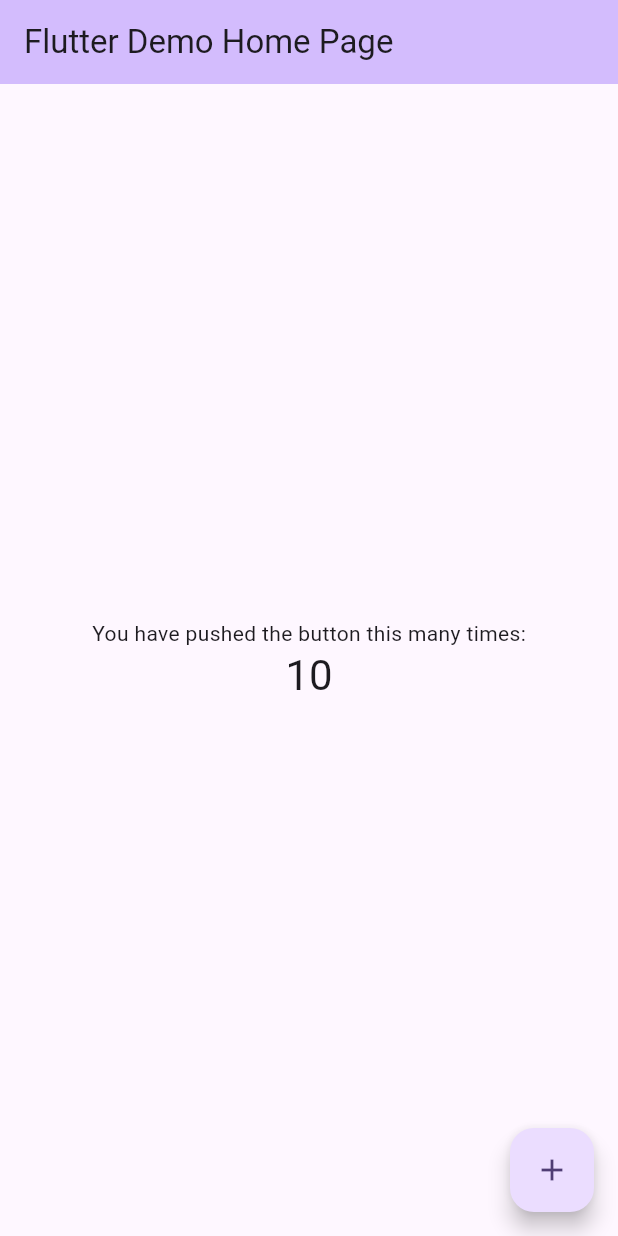
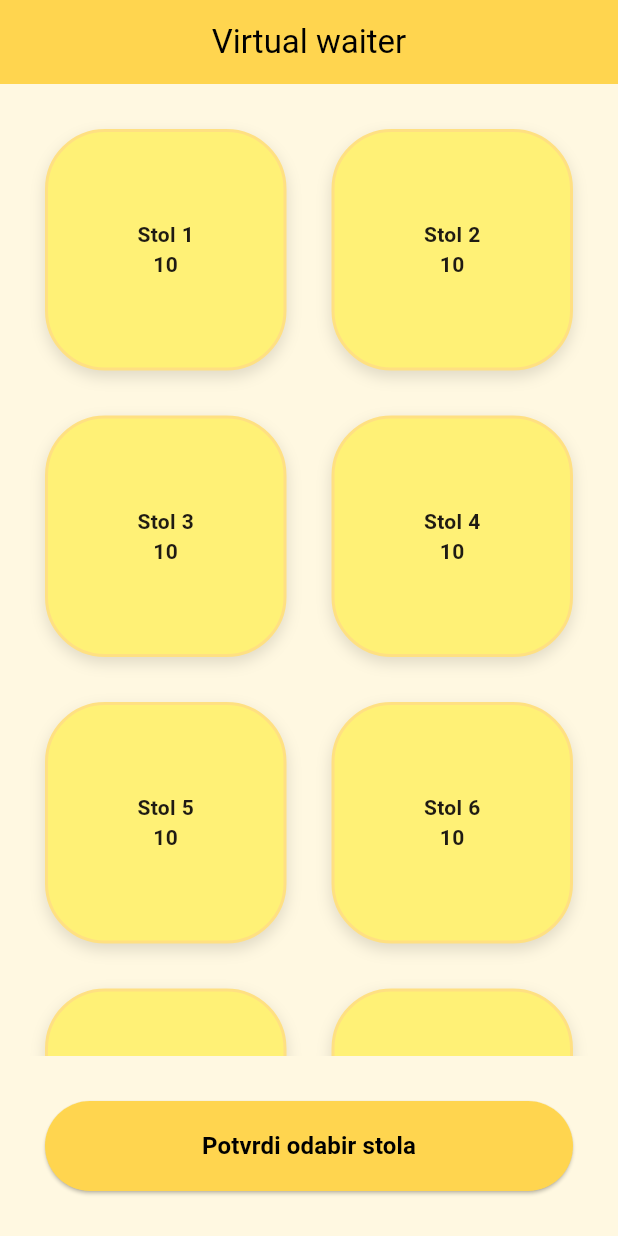
Before and after one commit to LeonardoBuncec/zavrsnirad, a Flutter app: the screen it shows after launch, on a phone screen of 412 x 824 dp. Run offline on Flutter 3.47's test engine with Material 3 defaults, Android fonts, the phone set to English and light mode, and no system bars.

Commit message:
Select table (#2)
* add_decrement_button
* table selecting home screen
* table selecting home screen
* Resolved conflicts and formatted code
* Fixed the structure of the project, edited the "confirm" button, added InkWell(), the app is now pulling all dimensions, strings, colors and number of tables from dedicated files,

```diff
--- /dev/null
+++ b/lib/core/constants/app_colors.dart
@@ -0,0 +1,9 @@
+import 'package:flutter/material.dart';
+
+class AppColors {
+  static const primary = Color(0xFFFFD54F);
+  static const background = Color(0xFFFFF8E1);
+  static const card = Color(0xFFFFF176);
+  static const border = Color(0xFFFFE082);
+  static const shadow = Colors.black12;
+}
--- /dev/null
+++ b/lib/core/constants/app_constants.dart
@@ -0,0 +1,3 @@
+class AppConstants {
+  static const int tableCount = 12;
+}
--- /dev/null
+++ b/lib/core/constants/app_dimensions.dart
@@ -0,0 +1,7 @@
+class AppDimensions {
+  static const cardSize = 150.0;
+  static const buttonWidth = 300.0;
+  static const buttonHeight = 60.0;
+  static const radius = 40.0;
+  static const spacing = 30.0;
+}
--- /dev/null
+++ b/lib/core/constants/app_strings.dart
@@ -0,0 +1,5 @@
+class AppStrings {
+  static const title = 'Virtual waiter';
+  static const table = 'Stol';
+  static const confirmTable = 'Potvrdi odabir stola';
+}
--- /dev/null
+++ b/lib/core/theme/app_theme.dart
@@ -0,0 +1,21 @@
+import 'package:flutter/material.dart';
+import '../constants/app_colors.dart';
+
+class AppTheme {
+  static ThemeData light = ThemeData(
+    useMaterial3: true,
+
+    colorScheme: ColorScheme.fromSeed(
+      seedColor: AppColors.primary,
+      brightness: Brightness.light,
+    ),
+
+    scaffoldBackgroundColor: AppColors.background,
+
+    appBarTheme: const AppBarTheme(
+      backgroundColor: AppColors.primary,
+      foregroundColor: Colors.black,
+      centerTitle: true,
+    ),
+  );
+}
--- /dev/null
+++ b/lib/feature/home/home_controller.dart
@@ -0,0 +1,15 @@
+import '../../models/table_model.dart';
+import '../../core/constants/app_constants.dart';
+
+
+class HomeController {
+  final List<TableModel> tables =
+      List.generate(AppConstants.tableCount, (i) => TableModel(id: i));
+
+  void decrementCounter(int index) {
+    final table = tables[index];
+
+    table.counter =
+        table.counter == 0 ? 10 : table.counter - 1;
+  }
+}
--- /dev/null
+++ b/lib/feature/home/home_screen.dart
@@ -0,0 +1,90 @@
+import 'package:flutter/material.dart';
+import '../../widgets/table_card.dart';
+import '../../core/constants/app_colors.dart';
+import '../../core/constants/app_dimensions.dart';
+import '../../core/constants/app_strings.dart';
+import 'home_controller.dart';
+
+class MyHomePage extends StatefulWidget {
+  const MyHomePage({super.key, required this.title});
+  final String title;
+
+  @override
+  State<MyHomePage> createState() => _MyHomePageState();
+}
+
+class _MyHomePageState extends State<MyHomePage> {
+  final controller = HomeController();
+
+  void _update(int index) {
+    setState(() {
+      controller.decrementCounter(index);
+    });
+  }
+
+  void _confirm() {
+    print("Stol potvrđen");
+  }
+
+  @override
+  Widget build(BuildContext context) {
+    return Scaffold(
+      appBar: AppBar(
+        title: const Text(AppStrings.title),
+      ),
+
+      body: Column(
+        children: [
+          Expanded(
+            child: GridView.builder(
+              padding: const EdgeInsets.all(AppDimensions.spacing),
+              gridDelegate:
+                  const SliverGridDelegateWithFixedCrossAxisCount(
+                crossAxisCount: 2,
+                crossAxisSpacing: AppDimensions.spacing,
+                mainAxisSpacing: AppDimensions.spacing,
+              ),
+              itemCount: controller.tables.length,
+              itemBuilder: (context, index) {
+                final table = controller.tables[index];
+
+                return TableCard(
+                  index: index,
+                  counter: table.counter,
+                  onTap: () => _update(index),
+                );
+              },
+            ),
+          ),
+
+          Padding(
+            padding: const EdgeInsets.all(AppDimensions.spacing),
+            child: SizedBox(
+              width: double.infinity,
+              height: AppDimensions.buttonHeight,
+              child: ElevatedButton(
+                onPressed: _confirm,
+                style: ElevatedButton.styleFrom(
+                  backgroundColor: AppColors.primary,
+                  shape: RoundedRectangleBorder(
+                    borderRadius: BorderRadius.circular(
+                      AppDimensions.radius,
+                    ),
+                  ),
+                ),
+                child: const Text(
+                  AppStrings.confirmTable,
+                  style: TextStyle(
+                    color: Colors.black,
+                    fontWeight: FontWeight.bold,
+                    fontSize: 16,
+                  ),
+                ),
+              ),
+            ),
+          ),
+        ],
+      ),
+    );
+  }
+}
--- a/lib/main.dart
+++ b/lib/main.dart
@@ -1,5 +1,6 @@
 import 'package:flutter/material.dart';
-import 'package:zavrsni1/feature/home_screen.dart';
+import 'core/theme/app_theme.dart';
+import 'feature/home/home_screen.dart';
 
 void main() {
   runApp(const MyApp());
@@ -8,30 +9,11 @@
 class MyApp extends StatelessWidget {
   const MyApp({super.key});
 
-  // This widget is the root of your application.
   @override
   Widget build(BuildContext context) {
     return MaterialApp(
-      title: 'Flutter Demo',
-      theme: ThemeData(
-        // This is the theme of your application.
-        //
-        // TRY THIS: Try running your application with "flutter run". You'll see
-        // the application has a purple toolbar. Then, without quitting the app,
-        // try changing the seedColor in the colorScheme below to Colors.green
-        // and then invoke "hot reload" (save your changes or press the "hot
-        // reload" button in a Flutter-supported IDE, or press "r" if you used
-        // the command line to start the app).
-        //
-        // Notice that the counter didn't reset back to zero; the application
-        // state is not lost during the reload. To reset the state, use hot
-        // restart instead.
-        //
-        // This works for code too, not just values: Most code changes can be
-        // tested with just a hot reload.
-        colorScheme: .fromSeed(seedColor: Colors.deepPurple),
-      ),
-      home: const MyHomePage(title: 'Flutter Demo Home Page'),
+      theme: AppTheme.light,
+      home: const MyHomePage(title: 'Virtual waiter'),
     );
   }
 }
--- /dev/null
+++ b/lib/models/table_model.dart
@@ -0,0 +1,9 @@
+class TableModel {
+  final int id;
+  int counter;
+
+  TableModel({
+    required this.id,
+    this.counter = 10,
+  });
+}
--- /dev/null
+++ b/lib/widgets/table_card.dart
@@ -0,0 +1,57 @@
+import 'package:flutter/material.dart';
+import '../core/constants/app_colors.dart';
+import '../core/constants/app_dimensions.dart';
+
+class TableCard extends StatelessWidget {
+  final int index;
+  final int counter;
+  final VoidCallback onTap;
+
+  const TableCard({
+    super.key,
+    required this.index,
+    required this.counter,
+    required this.onTap,
+  });
+
+  @override
+  Widget build(BuildContext context) {
+    return Material(
+      color: Colors.transparent,
+      child: InkWell(
+        onTap: onTap,
+        borderRadius:
+            BorderRadius.circular(AppDimensions.radius),
+        child: Container(
+          width: AppDimensions.cardSize,
+          height: AppDimensions.cardSize,
+          decoration: BoxDecoration(
+            color: AppColors.card,
+            borderRadius:
+                BorderRadius.circular(AppDimensions.radius),
+            border: Border.all(
+              color: AppColors.border,
+              width: 2,
+            ),
+            boxShadow: const [
+              BoxShadow(
+                color: AppColors.shadow,
+                blurRadius: 8,
+                offset: Offset(0, 4),
+              ),
+            ],
+          ),
+          child: Center(
+            child: Text(
+              'Stol ${index + 1}\n$counter',
+              textAlign: TextAlign.center,
+              style: const TextStyle(
+                fontWeight: FontWeight.bold,
+              ),
+            ),
+          ),
+        ),
+      ),
+    );
+  }
+}
```
